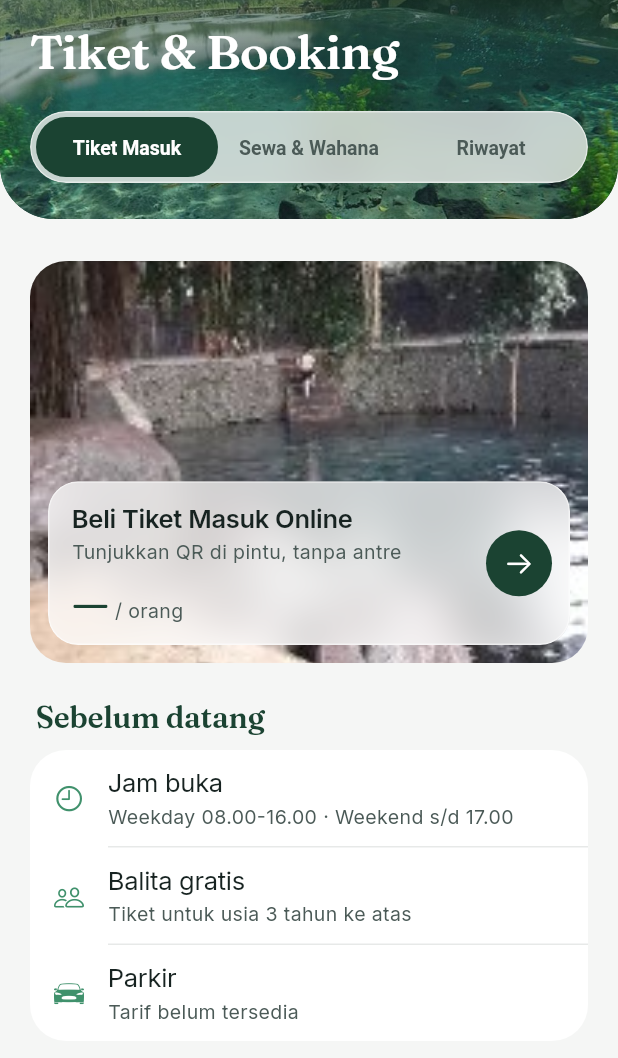
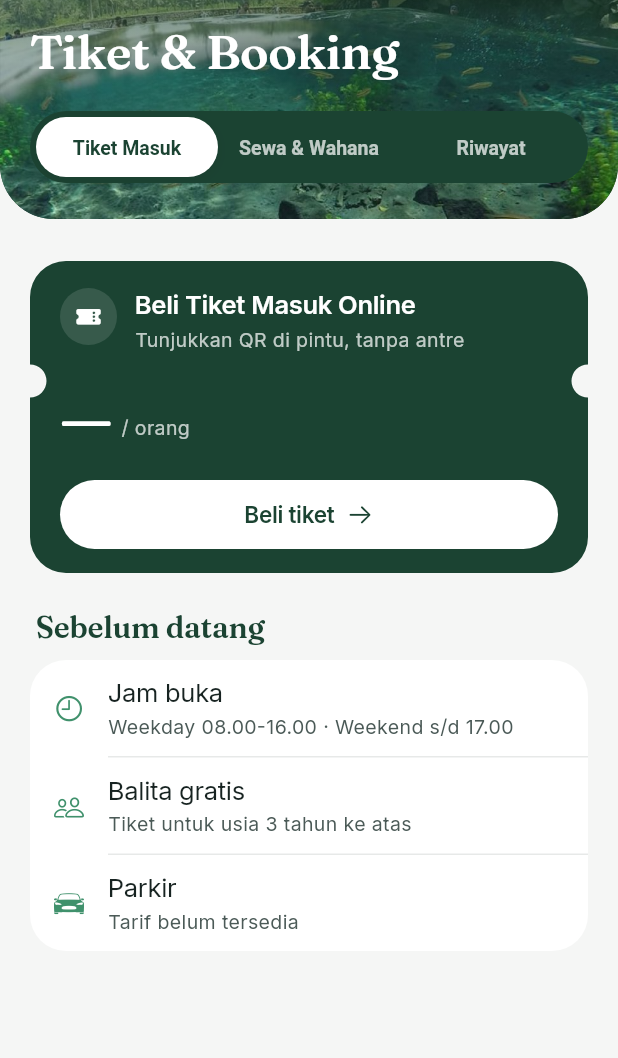
Before and after one commit to deanadibaanugrah/SumberSira, a Flutter app: the TicketsTab widget shown alone on an empty page, opened directly, on a phone screen of 412 x 824 dp. Shown: the top 1058 px of the screen. Run offline on Flutter 3.47's test engine with Material 3 defaults, Android fonts, the phone set to English and light mode, and no system bars; our stand-ins replace google_fonts, image_picker, qr_flutter, share_plus, shared_preferences; accounts and stored records are empty; network calls fail.

Commit message:
feat(mobile): kartu tiket hijau solid dan segmen putih sesuai prototipe

```diff
--- a/mobile/lib/features/tickets/view/tickets_tab.dart
+++ b/mobile/lib/features/tickets/view/tickets_tab.dart
@@ -20,6 +20,39 @@ import 'eticket_screen.dart';
 // Tab Tiket & Booking, dibagi tiga segmen supaya satu tugas per tampilan:
 // Tiket Masuk (beli tiket), Sewa & Wahana (booking), dan Riwayat (tiket dan invoice per nomor WhatsApp, tanpa login).
 // Nomor terakhir yang dipakai membeli terisi otomatis (shared_preferences).
+const double _ticketCardHeight = 208;
+const double _ticketCardSeam = 80;
+const double _ticketNotchRadius = 11;
+
+class _TicketCardClipper extends CustomClipper<Path> {
+  const _TicketCardClipper();
+
+  @override
+  Path getClip(Size size) {
+    final outline = Path()
+      ..addRRect(
+        RRect.fromRectAndRadius(Offset.zero & size, const Radius.circular(24)),
+      );
+    final notches = Path()
+      ..addOval(
+        Rect.fromCircle(
+          center: const Offset(0, _ticketCardSeam),
+          radius: _ticketNotchRadius,
+        ),
+      )
+      ..addOval(
+        Rect.fromCircle(
+          center: Offset(size.width, _ticketCardSeam),
+          radius: _ticketNotchRadius,
+        ),
+      );
+    return Path.combine(PathOperation.difference, outline, notches);
+  }
+
+  @override
+  bool shouldReclip(covariant _TicketCardClipper oldClipper) => false;
+}
+
 class TicketsTab extends StatefulWidget {
   const TicketsTab({super.key});
 
@@ -148,69 +181,129 @@ class _TicketsTabState extends State<TicketsTab> {
       Pressable(
         onTap: () => Navigator.pushNamed(context, AppRoutes.buyTicket),
         semanticLabel: 'Beli tiket masuk online',
-        child: ClipRRect(
-          borderRadius: BorderRadius.circular(24),
+        child: ClipPath(
+          clipper: const _TicketCardClipper(),
+          clipBehavior: Clip.antiAlias,
+          child: ColoredBox(
+            color: AppColors.forest,
             child: SizedBox(
-            height: 268,
-            child: Stack(
-              fit: StackFit.expand,
+              height: _ticketCardHeight,
+              child: Column(
+                crossAxisAlignment: CrossAxisAlignment.stretch,
                 children: [
-                Image.asset('assets/images/komunitas-2.jpg', fit: BoxFit.cover),
-                Positioned(
-                  left: 12,
-                  right: 12,
-                  bottom: 12,
-                  child: Glass(
-                    radius: 20,
-                    shadow: false,
-                    padding: const EdgeInsets.fromLTRB(16, 14, 12, 14),
+                  // Bagian atas tiket: ikon, judul, dan keterangan singkat.
+                  SizedBox(
+                    height: _ticketCardSeam,
+                    child: Padding(
+                      padding: const EdgeInsets.fromLTRB(20, 18, 20, 0),
                       child: Row(
+                        crossAxisAlignment: CrossAxisAlignment.start,
                         children: [
+                          Container(
+                            width: 38,
+                            height: 38,
+                            decoration: const BoxDecoration(
+                              color: AppColors.kaca,
+                              shape: BoxShape.circle,
+                            ),
+                            child: const Icon(
+                              CupertinoIcons.ticket_fill,
+                              size: 18,
+                              color: Colors.white,
+                            ),
+                          ),
+                          const SizedBox(width: 12),
                           Expanded(
                             child: Column(
                               crossAxisAlignment: CrossAxisAlignment.start,
                               children: [
-                              const Text(
+                                Text(
                                   'Beli Tiket Masuk Online',
-                                style: AppText.headline,
+                                  maxLines: 1,
+                                  overflow: TextOverflow.ellipsis,
+                                  style: AppText.headline.copyWith(
+                                    color: Colors.white,
                                   ),
-                              const SizedBox(height: 2),
-                              const Text(
+                                ),
+                                const SizedBox(height: 3),
+                                Text(
                                   'Tunjukkan QR di pintu, tanpa antre',
-                                style: AppText.footnote,
+                                  maxLines: 1,
+                                  overflow: TextOverflow.ellipsis,
+                                  style: AppText.footnote.copyWith(
+                                    color: AppColors.putih72,
                                   ),
-                              const SizedBox(height: 10),
-                              Row(
-                                crossAxisAlignment: CrossAxisAlignment.baseline,
-                                textBaseline: TextBaseline.alphabetic,
-                                children: [
-                                  Text(
-                                    _state.hargaTiket == null
-                                        ? '—'
-                                        : rupiah(_state.hargaTiket!),
-                                    style: AppText.hero(28),
-                                  ),
-                                  const SizedBox(width: 4),
-                                  const Text(
-                                    '/ orang',
-                                    style: AppText.footnote,
-                                  ),
-                                ],
                                 ),
                               ],
                             ),
                           ),
+                        ],
+                      ),
+                    ),
+                  ),
+                  // Bagian bawah tiket: harga dan tombol putih "Beli tiket".
+                  Expanded(
+                    child: Padding(
+                      padding: const EdgeInsets.fromLTRB(20, 4, 20, 16),
+                      child: Column(
+                        crossAxisAlignment: CrossAxisAlignment.stretch,
+                        children: [
+                          Row(
+                            crossAxisAlignment: CrossAxisAlignment.end,
+                            children: [
+                              Flexible(
+                                child: FittedBox(
+                                  fit: BoxFit.scaleDown,
+                                  alignment: Alignment.centerLeft,
+                                  child: Text(
+                                    _state.hargaTiket == null
+                                        ? '—'
+                                        : rupiah(_state.hargaTiket!),
+                                    style: AppText.hero(
+                                      40,
+                                      color: Colors.white,
+                                    ),
+                                  ),
+                                ),
+                              ),
+                              const SizedBox(width: 6),
+                              Padding(
+                                padding: const EdgeInsets.only(bottom: 6),
+                                child: Text(
+                                  '/ orang',
+                                  style: AppText.footnote.copyWith(
+                                    color: AppColors.putih72,
+                                  ),
+                                ),
+                              ),
+                            ],
+                          ),
+                          const Spacer(),
                           Container(
-                          width: 44,
-                          height: 44,
+                            height: 46,
                             decoration: const BoxDecoration(
+                              color: Colors.white,
+                              borderRadius: BorderRadius.all(
+                                Radius.circular(23),
+                              ),
+                            ),
+                            child: Row(
+                              mainAxisAlignment: MainAxisAlignment.center,
+                              children: [
+                                Text(
+                                  'Beli tiket',
+                                  style: AppText.headline.copyWith(
+                                    fontSize: 15,
                                     color: AppColors.forest,
-                            shape: BoxShape.circle,
                                   ),
-                          child: const Icon(
+                                ),
+                                const SizedBox(width: 8),
+                                const Icon(
                                   CupertinoIcons.arrow_right,
-                            size: 20,
-                            color: Colors.white,
+                                  size: 18,
+                                  color: AppColors.forest,
+                                ),
+                              ],
                             ),
                           ),
                         ],
@@ -218,6 +311,7 @@ class _TicketsTabState extends State<TicketsTab> {
                     ),
                   ),
                 ],
+              ),
             ),
           ),
         ),
--- a/mobile/lib/widgets/app_background.dart
+++ b/mobile/lib/widgets/app_background.dart
@@ -4,7 +4,6 @@ import 'package:flutter/material.dart';
 import 'package:flutter/services.dart';
 
 import '../theme/app_theme.dart';
-import 'glass.dart';
 import 'motion.dart';
 
 // Latar semua layar: Abu Muda, supaya kartu putih terlihat jelas.
@@ -313,7 +312,7 @@ class TabHeader extends StatelessWidget {
   }
 }
 
-// Kontrol bersegmen gaya iOS di atas header gelap: track kaca, pilihan aktif putih dengan teks Hijau Tua.
+// Kontrol bersegmen gaya iOS di atas header gelap: track Hijau Tua, pilihan aktif putih dengan teks Hijau Tua.
 // Kapsul putih meluncur dengan pegas ke segmen yang dipilih.
 class HeaderSegments extends StatelessWidget {
   const HeaderSegments({
@@ -329,10 +328,12 @@ class HeaderSegments extends StatelessWidget {
 
   @override
   Widget build(BuildContext context) {
-    return Glass(
-      radius: 24,
-      shadow: false,
+    return Container(
       padding: const EdgeInsets.all(4),
+      decoration: BoxDecoration(
+        color: AppColors.forest,
+        borderRadius: BorderRadius.circular(24),
+      ),
       child: SizedBox(
         height: 40,
         child: Stack(
@@ -342,8 +343,15 @@ class HeaderSegments extends StatelessWidget {
                 index: index,
                 count: labels.length,
                 decoration: BoxDecoration(
-                  color: AppColors.forest,
+                  color: Colors.white,
                   borderRadius: BorderRadius.circular(20),
+                  boxShadow: const [
+                    BoxShadow(
+                      color: Color(0x1F172321),
+                      blurRadius: 8,
+                      offset: Offset(0, 2),
+                    ),
+                  ],
                 ),
               ),
             ),
@@ -366,8 +374,8 @@ class HeaderSegments extends StatelessWidget {
                               style: AppText.footnote.copyWith(
                                 fontWeight: FontWeight.w600,
                                 color: i == index
-                                    ? Colors.white
-                                    : AppColors.abu,
+                                    ? AppColors.forest
+                                    : AppColors.putih72,
                               ),
                               child: Text(
                                 label,
```
Lines whose indentation alone changed are shown as unchanged.
